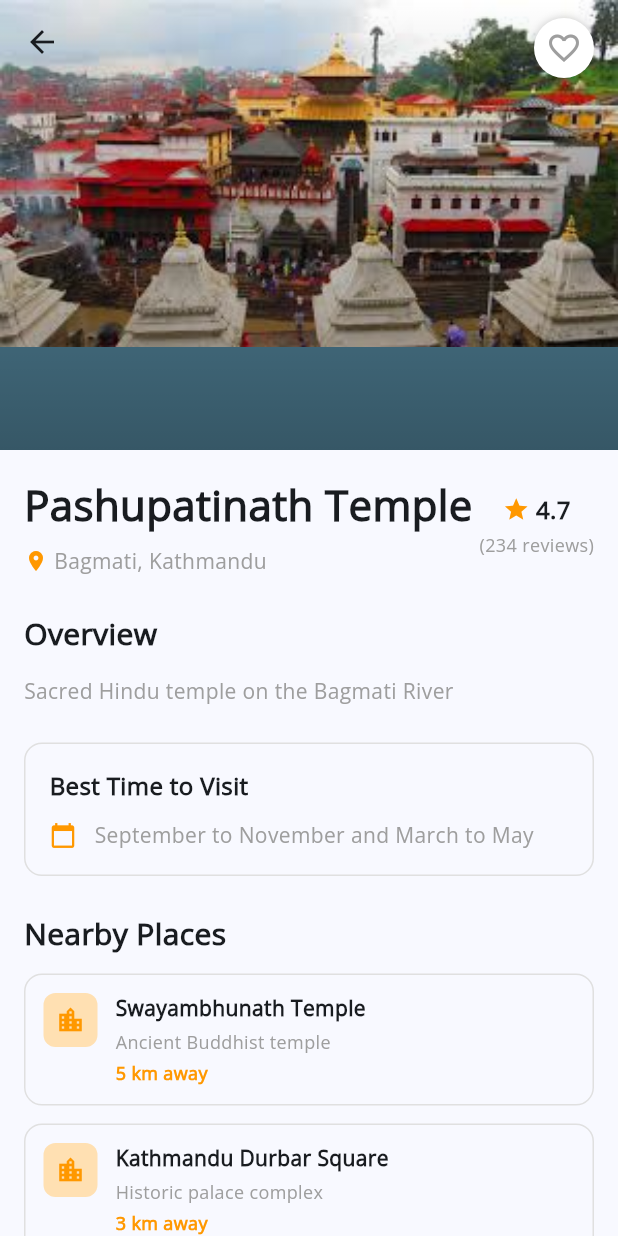
After one commit to SandipKandel0/nepalexplorer, a Flutter app: the DashboardScreen screen opened directly, after a tap on "Pashupatinath Temple", on a phone screen of 412 x 824 dp. The commit adds this screen. Run offline on Flutter 3.47's test engine with Material 3 defaults, Android fonts, the phone set to English and light mode, and no system bars; our stand-ins replace connectivity_plus, dartz, dio, equatable, flutter_riverpod, flutter_secure_storage and 6 more; missing offline and left inert: dio_smart_retry; accounts and stored records are empty.

Commit message:
ui changes and features updated

```diff
--- a/lib/features/dashboard/presentation/pages/bottom_nav.dart
+++ b/lib/features/dashboard/presentation/pages/bottom_nav.dart
@@ -1,7 +1,7 @@
 import 'package:flutter/material.dart';
 import 'dashboard_screen.dart';
 import 'destination_screen.dart';
-import 'favourite_screen.dart';
+import 'favorites_screen.dart';
 import 'profile_screen.dart';
 
 class BottomNavScreen extends StatefulWidget {
@@ -17,7 +17,7 @@ class _BottomNavScreenState extends State<BottomNavScreen> {
   final List<Widget> _screens = const [
     DashboardScreen(),
     DestinationScreen(),
-    FavouriteScreen(),
+    FavoritesScreen(),
     ProfileScreen(),
   ];
 
--- a/lib/features/dashboard/presentation/pages/dashboard_screen.dart
+++ b/lib/features/dashboard/presentation/pages/dashboard_screen.dart
@@ -3,6 +3,7 @@ import 'destination_screen.dart';
 import 'guides_list_screen.dart';
 import 'notifications_screen.dart';
 import 'favorites_screen.dart';
+import 'destination_details_screen.dart';
 
 class DashboardScreen extends StatefulWidget {
   const DashboardScreen({super.key});
@@ -18,24 +19,28 @@ class _DashboardScreenState extends State<DashboardScreen> {
       'title': 'Pashupatinath Temple',
       'location': 'Bagmati, Kathmandu',
       'rating': '4.7',
+      'description': 'Sacred Hindu temple on the Bagmati River',
       'image': 'assets/images/pashupatinath.jpeg',
     },
     {
       'title': 'Chitwan National Park',
       'location': 'Bagmati, Chitwan',
       'rating': '4.6',
+      'description': 'Wildlife sanctuary and jungle adventure',
       'image': 'assets/images/chitwan.jpeg',
     },
     {
       'title': 'Boudhanath Stupa',
       'location': 'Kathmandu',
       'rating': '4.8',
+      'description': 'Ancient Buddhist monument and pilgrimage site',
       'image': 'assets/images/BoudhhaStupa.jpeg',
     },
     {
       'title': 'Lumbini Garden',
       'location': 'Lumbini',
       'rating': '4.5',
+      'description': 'Birthplace of Buddha and major pilgrimage destination',
       'image': 'assets/images/Lumbini.jpeg',
     },
   ];
@@ -151,6 +156,16 @@ class _DashboardScreenState extends State<DashboardScreen> {
                     location: item['location'],
                     rating: item['rating'],
                     image: item['image'],
+                    onTap: () {
+                      Navigator.push(
+                        context,
+                        MaterialPageRoute(
+                          builder: (context) => DestinationDetailsScreen(
+                            destination: item,
+                          ),
+                        ),
+                      );
+                    },
                   );
                 },
               ),
@@ -235,16 +250,20 @@ class CategoryItem extends StatelessWidget {
 
 class DestinationCard extends StatelessWidget {
   final String title, location, rating, image;
+  final VoidCallback onTap;
   const DestinationCard(
       {super.key,
       required this.title,
       required this.location,
       required this.rating,
-      required this.image});
+      required this.image,
+      required this.onTap});
 
   @override
   Widget build(BuildContext context) {
-    return SizedBox(
+    return GestureDetector(
+      onTap: onTap,
+      child: SizedBox(
         width: 180,
         child: Column(
           crossAxisAlignment: CrossAxisAlignment.start,
@@ -269,6 +288,7 @@ class DestinationCard extends StatelessWidget {
               ],
             ),
           ],
+        ),
       ),
     );
   }
--- /dev/null
+++ b/lib/features/dashboard/presentation/pages/destination_details_screen.dart
@@ -0,0 +1,461 @@
+import 'package:flutter/material.dart';
+import 'package:nepalexplorer/core/services/favorites_service.dart';
+import 'guides_list_screen.dart';
+
+class DestinationDetailsScreen extends StatefulWidget {
+  final Map<String, dynamic> destination;
+
+  const DestinationDetailsScreen({
+    super.key,
+    required this.destination,
+  });
+
+  @override
+  State<DestinationDetailsScreen> createState() => _DestinationDetailsScreenState();
+}
+
+class _DestinationDetailsScreenState extends State<DestinationDetailsScreen> {
+  bool _isFavorite = false;
+  late FavoritesService _favoritesService;
+
+  @override
+  void initState() {
+    super.initState();
+    _favoritesService = FavoritesService();
+    final title = widget.destination['title'] ?? '';
+    _isFavorite = _favoritesService.isFavorite(title);
+    _favoritesService.addListener(_onFavoritesChanged);
+  }
+
+  @override
+  void dispose() {
+    _favoritesService.removeListener(_onFavoritesChanged);
+    super.dispose();
+  }
+
+  void _onFavoritesChanged() {
+    if (!mounted) return;
+    final title = widget.destination['title'] ?? '';
+    setState(() {
+      _isFavorite = _favoritesService.isFavorite(title);
+    });
+  }
+
+  @override
+  Widget build(BuildContext context) {
+    return Scaffold(
+      body: CustomScrollView(
+        slivers: [
+          // App Bar with Image
+          SliverAppBar(
+            expandedHeight: 300,
+            pinned: true,
+            flexibleSpace: FlexibleSpaceBar(
+              background: Stack(
+                children: [
+                  Image.asset(
+                    widget.destination['image'],
+                    fit: BoxFit.cover,
+                    width: double.infinity,
+                  ),
+                  Container(
+                    decoration: BoxDecoration(
+                      gradient: LinearGradient(
+                        begin: Alignment.topCenter,
+                        end: Alignment.bottomCenter,
+                        colors: [
+                          Colors.transparent,
+                          Colors.black.withOpacity(0.4),
+                        ],
+                      ),
+                    ),
+                  ),
+                ],
+              ),
+            ),
+            actions: [
+              Padding(
+                padding: const EdgeInsets.only(right: 16, top: 8),
+                child: GestureDetector(
+                  onTap: () {
+                    final title = widget.destination['title'] ?? '';
+                    final willAdd = !_isFavorite;
+                    if (_isFavorite) {
+                      _favoritesService.removeFavorite(title);
+                    } else {
+                      _favoritesService.addFavorite(widget.destination);
+                    }
+                    ScaffoldMessenger.of(context).showSnackBar(
+                      SnackBar(
+                        content: Text(
+                          willAdd ? 'Added to favorites' : 'Removed from favorites',
+                        ),
+                        duration: const Duration(seconds: 1),
+                      ),
+                    );
+                  },
+                  child: Container(
+                    decoration: BoxDecoration(
+                      color: Colors.white,
+                      shape: BoxShape.circle,
+                      boxShadow: [
+                        BoxShadow(
+                          color: Colors.black.withOpacity(0.2),
+                          blurRadius: 4,
+                        ),
+                      ],
+                    ),
+                    padding: const EdgeInsets.all(8),
+                    child: Icon(
+                      _isFavorite ? Icons.favorite : Icons.favorite_border,
+                      color: _isFavorite ? Colors.red : Colors.grey,
+                      size: 24,
+                    ),
+                  ),
+                ),
+              ),
+            ],
+          ),
+          // Content
+          SliverToBoxAdapter(
+            child: Padding(
+              padding: const EdgeInsets.all(16),
+              child: Column(
+                crossAxisAlignment: CrossAxisAlignment.start,
+                children: [
+                  // Title and Location
+                  Row(
+                    mainAxisAlignment: MainAxisAlignment.spaceBetween,
+                    children: [
+                      Expanded(
+                        child: Column(
+                          crossAxisAlignment: CrossAxisAlignment.start,
+                          children: [
+                            Text(
+                              widget.destination['title'],
+                              style: const TextStyle(
+                                fontSize: 28,
+                                fontWeight: FontWeight.bold,
+                              ),
+                            ),
+                            const SizedBox(height: 8),
+                            Row(
+                              children: [
+                                const Icon(Icons.location_on, size: 16, color: Colors.orange),
+                                const SizedBox(width: 4),
+                                Expanded(
+                                  child: Text(
+                                    widget.destination['location'],
+                                    style: const TextStyle(
+                                      color: Colors.grey,
+                                      fontSize: 14,
+                                    ),
+                                  ),
+                                ),
+                              ],
+                            ),
+                          ],
+                        ),
+                      ),
+                      Column(
+                        children: [
+                          Row(
+                            children: [
+                              const Icon(Icons.star, size: 18, color: Colors.orange),
+                              const SizedBox(width: 4),
+                              Text(
+                                widget.destination['rating'],
+                                style: const TextStyle(
+                                  fontSize: 16,
+                                  fontWeight: FontWeight.bold,
+                                ),
+                              ),
+                            ],
+                          ),
+                          const SizedBox(height: 4),
+                          const Text(
+                            '(234 reviews)',
+                            style: TextStyle(fontSize: 12, color: Colors.grey),
+                          ),
+                        ],
+                      ),
+                    ],
+                  ),
+                  const SizedBox(height: 24),
+
+                  // Overview Section
+                  const Text(
+                    'Overview',
+                    style: TextStyle(
+                      fontSize: 20,
+                      fontWeight: FontWeight.bold,
+                    ),
+                  ),
+                  const SizedBox(height: 12),
+                  Text(
+                    widget.destination['description'],
+                    style: const TextStyle(
+                      fontSize: 14,
+                      height: 1.6,
+                      color: Colors.grey,
+                    ),
+                  ),
+                  const SizedBox(height: 24),
+
+                  // Best Time to Visit
+                  Container(
+                    padding: const EdgeInsets.all(16),
+                    decoration: BoxDecoration(
+                      border: Border.all(color: Colors.grey.shade300),
+                      borderRadius: BorderRadius.circular(12),
+                    ),
+                    child: Column(
+                      crossAxisAlignment: CrossAxisAlignment.start,
+                      children: [
+                        const Text(
+                          'Best Time to Visit',
+                          style: TextStyle(
+                            fontSize: 16,
+                            fontWeight: FontWeight.bold,
+                          ),
+                        ),
+                        const SizedBox(height: 12),
+                        Row(
+                          children: [
+                            const Icon(Icons.calendar_today, size: 18, color: Colors.orange),
+                            const SizedBox(width: 12),
+                            Expanded(
+                              child: Text(
+                                widget.destination['bestTimeToVisit'] ?? 'September to November and March to May',
+                                style: const TextStyle(
+                                  fontSize: 14,
+                                  color: Colors.grey,
+                                ),
+                              ),
+                            ),
+                          ],
+                        ),
+                      ],
+                    ),
+                  ),
+                  const SizedBox(height: 24),
+
+                  // Nearby Places
+                  const Text(
+                    'Nearby Places',
+                    style: TextStyle(
+                      fontSize: 20,
+                      fontWeight: FontWeight.bold,
+                    ),
+                  ),
+                  const SizedBox(height: 12),
+                  Column(
+                    children: [
+                      _buildNearbyPlace(
+                        'Swayambhunath Temple',
+                        '5 km away',
+                        'Ancient Buddhist temple',
+                      ),
+                      const SizedBox(height: 12),
+                      _buildNearbyPlace(
+                        'Kathmandu Durbar Square',
+                        '3 km away',
+                        'Historic palace complex',
+                      ),
+                      const SizedBox(height: 12),
+                      _buildNearbyPlace(
+                        'Garden of Dreams',
+                        '2 km away',
+                        'Beautiful garden with architecture',
+                      ),
+                    ],
+                  ),
+                  const SizedBox(height: 24),
+
+                  // Nearby Hotels
+                  const Text(
+                    'Nearby Hotels',
+                    style: TextStyle(
+                      fontSize: 20,
+                      fontWeight: FontWeight.bold,
+                    ),
+                  ),
+                  const SizedBox(height: 12),
+                  Column(
+                    children: [
+                      _buildHotel(
+                        'Hotel Mum\'s Home',
+                        '★★★★☆',
+                        '\$80 - \$120 per night',
+                        '1.2 km away',
+                      ),
+                      const SizedBox(height: 12),
+                      _buildHotel(
+                        'Kathmandu Guest House',
+                        '★★★★☆',
+                        '\$60 - \$100 per night',
+                        '0.8 km away',
+                      ),
+                      const SizedBox(height: 12),
+                      _buildHotel(
+                        'Hotel Nepal',
+                        '★★★☆☆',
+                        '\$40 - \$70 per night',
+                        '1.5 km away',
+                      ),
+                    ],
+                  ),
+                  const SizedBox(height: 24),
+
+                  // Book Now Button
+                  SizedBox(
+                    width: double.infinity,
+                    height: 56,
+                    child: ElevatedButton.icon(
+                      onPressed: () {
+                        Navigator.push(
+                          context,
+                          MaterialPageRoute(
+                            builder: (context) => const GuidesListScreen(),
+                          ),
+                        );
+                      },
+                      icon: const Icon(Icons.person),
+                      label: const Text('Book a Guide'),
+                      style: ElevatedButton.styleFrom(
+                        backgroundColor: Colors.blueAccent,
+                        shape: RoundedRectangleBorder(
+                          borderRadius: BorderRadius.circular(12),
+                        ),
+                      ),
+                    ),
+                  ),
+                  const SizedBox(height: 16),
+                ],
+              ),
+            ),
+          ),
+        ],
+      ),
+    );
+  }
+
+  Widget _buildNearbyPlace(String title, String distance, String description) {
+    return Container(
+      padding: const EdgeInsets.all(12),
+      decoration: BoxDecoration(
+        border: Border.all(color: Colors.grey.shade300),
+        borderRadius: BorderRadius.circular(12),
+      ),
+      child: Row(
+        crossAxisAlignment: CrossAxisAlignment.start,
+        children: [
+          Container(
+            padding: const EdgeInsets.all(8),
+            decoration: BoxDecoration(
+              color: Colors.orange.shade100,
+              borderRadius: BorderRadius.circular(8),
+            ),
+            child: const Icon(Icons.location_city, color: Colors.orange, size: 20),
+          ),
+          const SizedBox(width: 12),
+          Expanded(
+            child: Column(
+              crossAxisAlignment: CrossAxisAlignment.start,
+              children: [
+                Text(
+                  title,
+                  style: const TextStyle(
+                    fontWeight: FontWeight.bold,
+                    fontSize: 14,
+                  ),
+                ),
+                const SizedBox(height: 4),
+                Text(
+                  description,
+                  style: const TextStyle(
+                    fontSize: 12,
+                    color: Colors.grey,
+                  ),
+                ),
+                const SizedBox(height: 4),
+                Text(
+                  distance,
+                  style: const TextStyle(
+                    fontSize: 12,
+                    color: Colors.orange,
+                    fontWeight: FontWeight.bold,
+                  ),
+                ),
+              ],
+            ),
+          ),
+        ],
+      ),
+    );
+  }
+
+  Widget _buildHotel(String name, String rating, String price, String distance) {
+    return Container(
+      padding: const EdgeInsets.all(12),
+      decoration: BoxDecoration(
+        border: Border.all(color: Colors.grey.shade300),
+        borderRadius: BorderRadius.circular(12),
+      ),
+      child: Row(
+        crossAxisAlignment: CrossAxisAlignment.start,
+        children: [
+          Container(
+            width: 80,
+            height: 80,
+            decoration: BoxDecoration(
+              color: Colors.grey.shade300,
+              borderRadius: BorderRadius.circular(8),
+            ),
+            child: const Icon(Icons.hotel, size: 40, color: Colors.grey),
+          ),
+          const SizedBox(width: 12),
+          Expanded(
+            child: Column(
+              crossAxisAlignment: CrossAxisAlignment.start,
+              children: [
+                Text(
+                  name,
+                  style: const TextStyle(
+                    fontWeight: FontWeight.bold,
+                    fontSize: 14,
+                  ),
+                ),
+                const SizedBox(height: 4),
+                Text(
+                  rating,
+                  style: const TextStyle(
+                    fontSize: 12,
+                    color: Colors.orange,
+                  ),
+                ),
+                const SizedBox(height: 4),
+                Text(
+                  price,
+                  style: const TextStyle(
+                    fontSize: 12,
+                    fontWeight: FontWeight.bold,
+                    color: Colors.green,
+                  ),
+                ),
+                const SizedBox(height: 4),
+                Text(
+                  distance,
+                  style: const TextStyle(
+                    fontSize: 11,
+                    color: Colors.grey,
+                  ),
+                ),
+              ],
+            ),
+          ),
+        ],
+      ),
+    );
+  }
+}
--- a/lib/features/dashboard/presentation/pages/destination_screen.dart
+++ b/lib/features/dashboard/presentation/pages/destination_screen.dart
@@ -1,6 +1,7 @@
 import 'package:flutter/material.dart';
 import 'package:nepalexplorer/core/api/api_endpoints.dart';
 import 'package:nepalexplorer/core/services/favorites_service.dart';
+import 'destination_details_screen.dart';
 
 class DestinationScreen extends StatefulWidget {
   const DestinationScreen({super.key});
@@ -248,9 +249,26 @@ class _DestinationScreenState extends State<DestinationScreen> {
                                           Text(place['rating']),
                                         ],
                                       ),
-                                      TextButton(
-                                        onPressed: () {},
-                                        child: const Text('Learn More'),
+                                      ElevatedButton.icon(
+                                        onPressed: () {
+                                          Navigator.push(
+                                            context,
+                                            MaterialPageRoute(
+                                              builder: (context) => DestinationDetailsScreen(
+                                                destination: place,
+                                              ),
+                                            ),
+                                          );
+                                        },
+                                        icon: const Icon(Icons.info_outline, size: 18),
+                                        label: const Text('Details'),
+                                        style: ElevatedButton.styleFrom(
+                                          backgroundColor: Colors.blueAccent,
+                                          padding: const EdgeInsets.symmetric(horizontal: 16, vertical: 8),
+                                          shape: RoundedRectangleBorder(
+                                            borderRadius: BorderRadius.circular(8),
+                                          ),
+                                        ),
                                       ),
                                     ],
                                   ),
--- a/lib/features/dashboard/presentation/pages/favorites_screen.dart
+++ b/lib/features/dashboard/presentation/pages/favorites_screen.dart
@@ -1,5 +1,6 @@
 import 'package:flutter/material.dart';
 import 'package:nepalexplorer/core/services/favorites_service.dart';
+import 'destination_details_screen.dart';
 
 class FavoritesScreen extends StatefulWidget {
   const FavoritesScreen({super.key});
@@ -162,9 +163,26 @@ class _FavoritesScreenState extends State<FavoritesScreen> {
                                     Text(place['rating']),
                                   ],
                                 ),
-                                TextButton(
-                                  onPressed: () {},
-                                  child: const Text('Learn More'),
+                                ElevatedButton.icon(
+                                  onPressed: () {
+                                    Navigator.push(
+                                      context,
+                                      MaterialPageRoute(
+                                        builder: (context) => DestinationDetailsScreen(
+                                          destination: place,
+                                        ),
+                                      ),
+                                    );
+                                  },
+                                  icon: const Icon(Icons.info_outline, size: 18),
+                                  label: const Text('Details'),
+                                  style: ElevatedButton.styleFrom(
+                                    backgroundColor: Colors.blueAccent,
+                                    padding: const EdgeInsets.symmetric(horizontal: 16, vertical: 8),
+                                    shape: RoundedRectangleBorder(
+                                      borderRadius: BorderRadius.circular(8),
+                                    ),
+                                  ),
                                 ),
                               ],
                             ),
```
Lines whose indentation alone changed are shown as unchanged.
